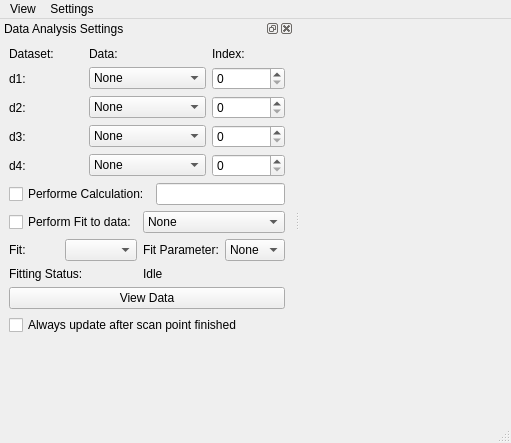
Above: gui/qafm_data_viewer/ui_data_viewer_main_window.ui from sriharijayaram5/qudi before the change. Below: the same form after it.
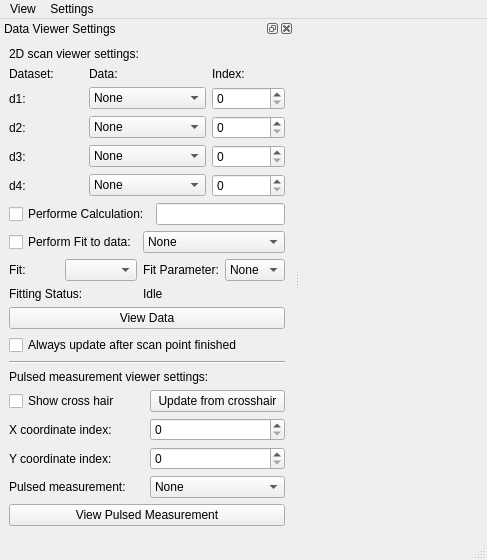
That is the form after the change. Custom widgets are drawn as their Qt base class.

Commit message: Added single point pulse measurement view to pulse measurement data viewer

Patch:
```diff
--- a/gui/qafm_data_viewer/ui_data_viewer_main_window.ui
+++ b/gui/qafm_data_viewer/ui_data_viewer_main_window.ui
@@ -6,8 +6,8 @@
    <rect>
     <x>0</x>
     <y>0</y>
-    <width>511</width>
-    <height>443</height>
+    <width>487</width>
+    <height>560</height>
    </rect>
   </property>
   <property name="windowTitle">
@@ -19,7 +19,7 @@
     <rect>
      <x>0</x>
      <y>0</y>
-     <width>511</width>
+     <width>487</width>
      <height>21</height>
     </rect>
    </property>
@@ -43,13 +43,20 @@
   <widget class="QStatusBar" name="statusbar"/>
   <widget class="QDockWidget" name="data_analysis_settings_dockWidget">
    <property name="windowTitle">
-    <string>Data Analysis Settings</string>
+    <string>Data Viewer Settings</string>
    </property>
    <attribute name="dockWidgetArea">
     <number>1</number>
    </attribute>
    <widget class="QWidget" name="dockWidgetContents">
     <layout class="QVBoxLayout" name="verticalLayout">
+     <item>
+      <widget class="QLabel" name="label_14">
+       <property name="text">
+        <string>2D scan viewer settings:</string>
+       </property>
+      </widget>
+     </item>
      <item>
       <layout class="QGridLayout" name="gridLayout">
        <item row="0" column="1">
@@ -393,6 +400,133 @@
        </property>
       </widget>
      </item>
+     <item>
+      <widget class="Line" name="line">
+       <property name="orientation">
+        <enum>Qt::Horizontal</enum>
+       </property>
+      </widget>
+     </item>
+     <item>
+      <widget class="QLabel" name="label_15">
+       <property name="text">
+        <string>Pulsed measurement viewer settings:</string>
+       </property>
+      </widget>
+     </item>
+     <item>
+      <layout class="QGridLayout" name="gridLayout_3">
+       <item row="1" column="0">
+        <widget class="QLabel" name="label_11">
+         <property name="text">
+          <string>X coordinate index:</string>
+         </property>
+        </widget>
+       </item>
+       <item row="3" column="0">
+        <widget class="QLabel" name="label_13">
+         <property name="text">
+          <string>Pulsed measurement:</string>
+         </property>
+        </widget>
+       </item>
+       <item row="2" column="0">
+        <widget class="QLabel" name="label_12">
+         <property name="text">
+          <string>Y coordinate index:</string>
+         </property>
+        </widget>
+       </item>
+       <item row="2" column="1">
+        <widget class="ScienSpinBox" name="y_coord_index_SpinBox">
+         <property name="minimumSize">
+          <size>
+           <width>50</width>
+           <height>0</height>
+          </size>
+         </property>
+         <property name="minimum">
+          <number>0</number>
+         </property>
+         <property name="maximum">
+          <number>100</number>
+         </property>
+         <property name="value">
+          <number>0</number>
+         </property>
+        </widget>
+       </item>
+       <item row="3" column="1">
+        <widget class="QComboBox" name="pulsed_data_comboBox">
+         <item>
+          <property name="text">
+           <string>None</string>
+          </property>
+         </item>
+         <item>
+          <property name="text">
+           <string>Data</string>
+          </property>
+         </item>
+         <item>
+          <property name="text">
+           <string>Data Alternating</string>
+          </property>
+         </item>
+         <item>
+          <property name="text">
+           <string>Data Delta</string>
+          </property>
+         </item>
+         <item>
+          <property name="text">
+           <string>Tracking</string>
+          </property>
+         </item>
+        </widget>
+       </item>
+       <item row="1" column="1">
+        <widget class="ScienSpinBox" name="x_coord_index_SpinBox">
+         <property name="minimumSize">
+          <size>
+           <width>50</width>
+           <height>0</height>
+          </size>
+         </property>
+         <property name="minimum">
+          <number>0</number>
+         </property>
+         <property name="maximum">
+          <number>100</number>
+         </property>
+         <property name="value">
+          <number>0</number>
+         </property>
+        </widget>
+       </item>
+       <item row="0" column="0">
+        <widget class="QCheckBox" name="show_crosshair_checkBox">
+         <property name="text">
+          <string>Show cross hair</string>
+         </property>
+        </widget>
+       </item>
+       <item row="0" column="1">
+        <widget class="QPushButton" name="update_from_crosshair_pushButton">
+         <property name="text">
+          <string>Update from crosshair</string>
+         </property>
+        </widget>
+       </item>
+      </layout>
+     </item>
+     <item>
+      <widget class="QPushButton" name="view_pulsed_measurement_pushButton">
+       <property name="text">
+        <string>View Pulsed Measurement</string>
+       </property>
+      </widget>
+     </item>
      <item>
       <spacer name="verticalSpacer">
        <property name="orientation">
```
Left out of the diff: 7 changed lines with no effect on the pictures. The commit also changes 2 other files.
